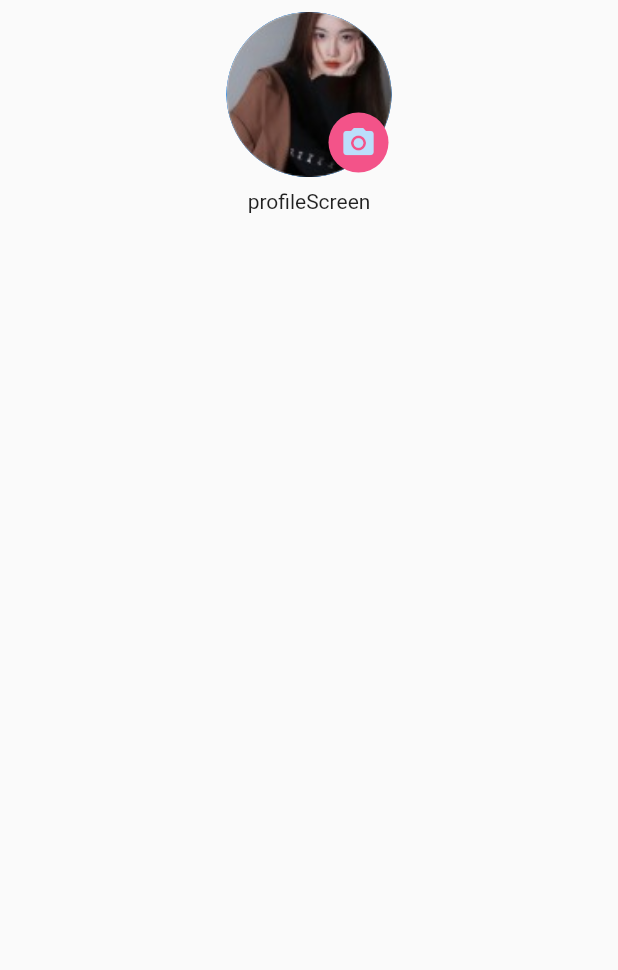
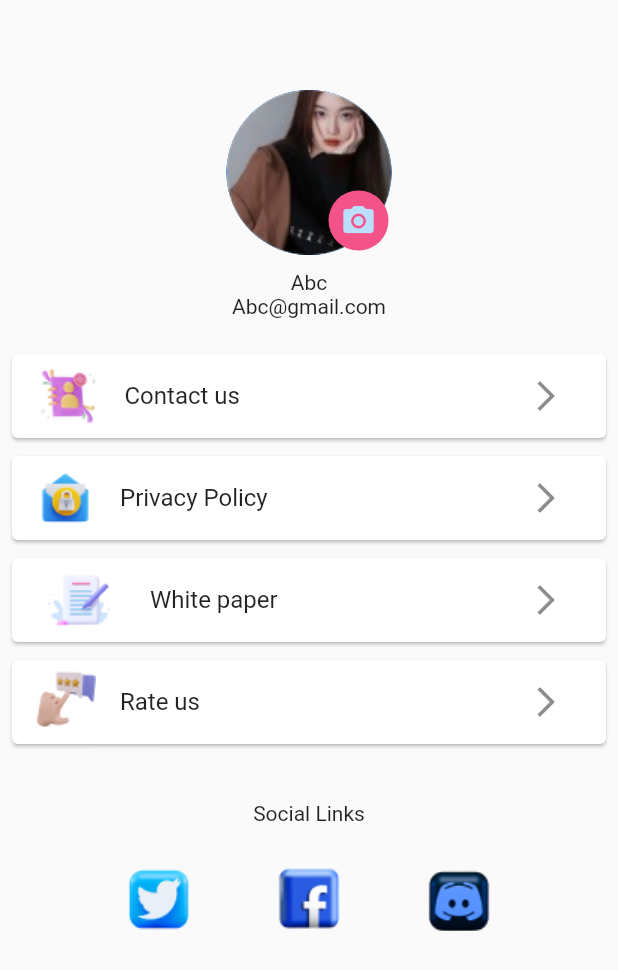
Before and after one commit to mudassir060/EarnFlow, a Flutter app: the profileScreen screen opened directly, on a phone screen of 412 x 824 dp. Shown: the top 970 px of the screen. Run offline on Flutter 3.47's test engine with Material 2 defaults, Android fonts, the light colour scheme and no system bars; our stand-ins replace stylish_bottom_bar.

Commit message:
profile image

```diff
--- a/lib/Screens/Profile/profileScreen.dart
+++ b/lib/Screens/Profile/profileScreen.dart
@@ -1,6 +1,8 @@
 import 'package:earnflow/constant/style.dart';
+import 'package:earnflow/widgets/myspacer.dart';
 import 'package:flutter/material.dart';
 
+import '../../constant/Icons.dart';
 import '../../constant/images.dart';
 
 class profileScreen extends StatefulWidget {
@@ -17,9 +19,8 @@ class _profileScreenState extends State<profileScreen> {
       body: SafeArea(
         child: Column(
           children: [
-            Padding(
-              padding: const EdgeInsets.all(8.0),
-              child: Stack(
+            myspacer(60.0, 0.0),
+            Stack(
               children: [
                 const CircleAvatar(
                   radius: 55,
@@ -44,11 +45,52 @@ class _profileScreenState extends State<profileScreen> {
                 ),
               ],
             ),
+            myspacer(10.0, 0.0),
+            const Text("Abc"),
+            const Text("Abc@gmail.com"),
+            myspacer(20.0, 0.0),
+            profileList("Contact us", contactP, () {}),
+            profileList("Privacy Policy", privacy, () {}),
+            profileList("White paper", whitepaper, () {}),
+            profileList("Rate us", rateus, () {}),
+            myspacer(30.0, 0.0),
+            const Text("Social Links"),
+            Row(
+              mainAxisAlignment: MainAxisAlignment.center,
+              children: [
+                Image.asset(
+                  twitter,
+                  width: 100,
                 ),
-            const Center(child: Text("profileScreen")),
+                Image.asset(
+                  facebook,
+                  width: 100,
+                ),
+                Image.asset(
+                  discord,
+                  width: 100,
+                ),
+              ],
+            )
           ],
         ),
       ),
     );
   }
 }
+
+Widget profileList(title, img, fun) {
+  return Padding(
+    padding: const EdgeInsets.only(left: 4.0, right: 4, bottom: 4),
+    child: Card(
+      child: ListTile(
+        leading: Image.asset(
+          img,
+        ),
+        title: Text(title),
+        trailing: IconButton(
+            onPressed: fun, icon: const Icon(Icons.arrow_forward_ios)),
+      ),
+    ),
+  );
+}
--- /dev/null
+++ b/lib/constant/Icons.dart
@@ -0,0 +1,18 @@
+const String discord = "assets/Icons/discord.png";
+const String facebook = "assets/Icons/facebook.png";
+const String twitter = "assets/Icons/twitter.png";
+const String contactP = "assets/Icons/contact 1.png";
+const String privacy = "assets/Icons/privacy.png";
+const String whitepaper = "assets/Icons/whitepaper.png";
+const String rateus = "assets/Icons/rateus.png";
+
+
+
+// const String rocket = "assets\Icons\dashboard.png";
+// const String rocket = "";
+// const String rocket = "";
+// const String rocket = "";
+// const String rocket = "";
+// const String rocket = "";
+// const String rocket = "";
+// const String rocket = "";
--- a/pubspec.yaml
+++ b/pubspec.yaml
@@ -15,6 +15,7 @@ dependencies:
   cupertino_icons: ^1.0.2
   circular_bottom_navigation: ^2.3.0
   neopop: ^1.0.2
+  stylish_bottom_bar: ^1.0.0
 
 dev_dependencies:
   flutter_test:
```
Also changed, not shown: lib/navigat.dart (+83 -115 lines), assets/Icons/contact 1.png (added), assets/Icons/discord.png (added), assets/Icons/facebook.png (added), assets/Icons/privacy.png (added), assets/Icons/rateus.png (added), assets/Icons/twitter.png (added), assets/Icons/whitepaper.png (added), pubspec.lock. Lines whose indentation alone changed are shown as unchanged.
